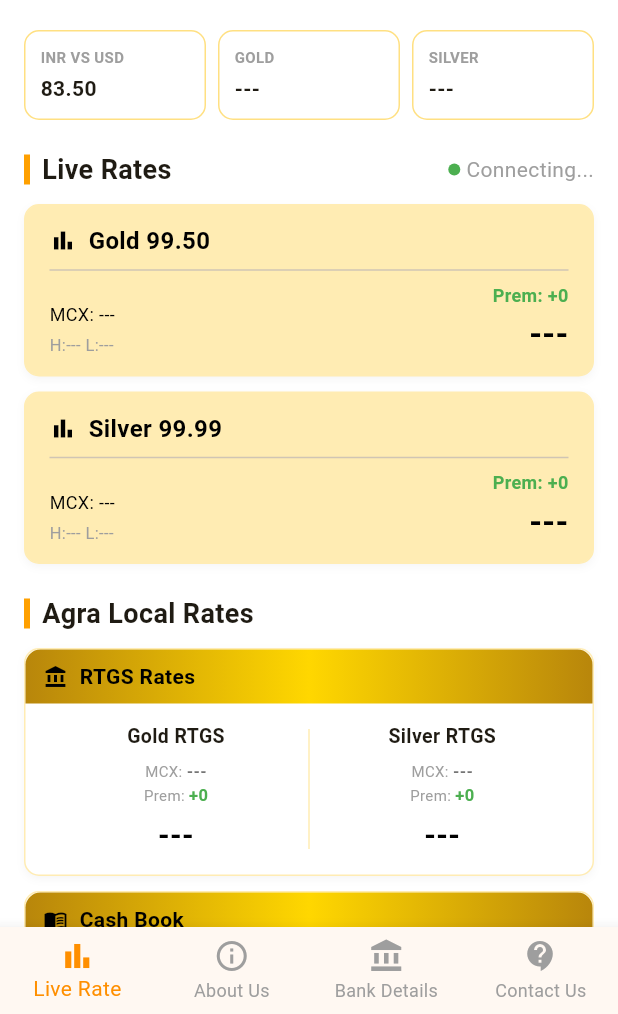
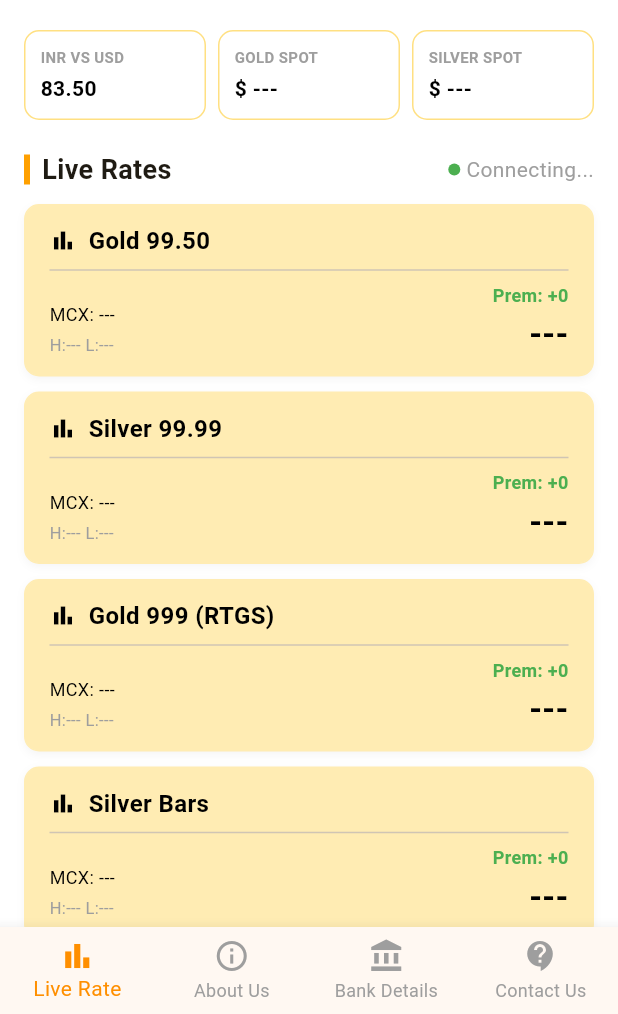
Before and after one commit to ad4545a/S.D-jewels-Gold-Price, a Flutter app: the screen it shows after launch, on a phone screen of 412 x 824 dp, the part 222-1236 px from its top. Run offline on Flutter 3.47's test engine with Material 3 defaults, Android fonts, the phone set to English and light mode, and no system bars; our stand-ins replace firebase_core, firebase_crashlytics, firebase_database, firebase_messaging; accounts and stored records are empty.

Commit message:
update related to the ui of home screen

```diff
--- a/lib/main.dart
+++ b/lib/main.dart
@@ -2,6 +2,8 @@ import 'package:flutter/material.dart';
 import 'package:firebase_core/firebase_core.dart';
 import 'package:firebase_crashlytics/firebase_crashlytics.dart';
 import 'package:flutter/foundation.dart';
+import 'package:flutter/services.dart';
+import 'dart:async';
 import 'screens/splash_screen.dart';
 import 'screens/error_screen.dart';
 import 'firebase_options.dart';
@@ -35,7 +37,6 @@ void main() async {
 
 
 
-
   // 3. Custom Error Widget (Replace Red Screen)
   ErrorWidget.builder = (FlutterErrorDetails details) {
     // Determine if we should show the custom screen or default (in debug)
@@ -49,8 +50,48 @@ void main() async {
   runApp(const MyApp());
 }
 
-class MyApp extends StatelessWidget {
+class MyApp extends StatefulWidget {
   const MyApp({super.key});
+
+  @override
+  State<MyApp> createState() => _MyAppState();
+}
+
+class _MyAppState extends State<MyApp> with WidgetsBindingObserver {
+  Timer? _backgroundTimer;
+  static const _backgroundTimeout = Duration(seconds: 30); // Changed to 30 seconds for testing
+
+  @override
+  void initState() {
+    super.initState();
+    WidgetsBinding.instance.addObserver(this);
+  }
+
+  @override
+  void dispose() {
+    WidgetsBinding.instance.removeObserver(this);
+    _backgroundTimer?.cancel();
+    super.dispose();
+  }
+
+  @override
+  void didChangeAppLifecycleState(AppLifecycleState state) {
+    super.didChangeAppLifecycleState(state);
+
+    if (state == AppLifecycleState.paused || state == AppLifecycleState.inactive) {
+      // App went to background - start timer
+      _backgroundTimer?.cancel();
+      _backgroundTimer = Timer(_backgroundTimeout, () {
+        // Close the app after 5 minutes
+        debugPrint("App has been in background for 5 minutes. Closing...");
+        SystemNavigator.pop(); // Close app on Android
+      });
+    } else if (state == AppLifecycleState.resumed) {
+      // App came back to foreground - cancel timer
+      _backgroundTimer?.cancel();
+      debugPrint("App resumed, background timer cancelled");
+    }
+  }
 
   @override
   Widget build(BuildContext context) {
--- a/lib/screens/home_screen.dart
+++ b/lib/screens/home_screen.dart
@@ -7,6 +7,7 @@ import 'contact_screen.dart';
 import 'contact_screen.dart';
 import 'package:url_launcher/url_launcher.dart';
 import 'marquee_widget.dart';
+import 'dart:async';
 
 class HomeScreen extends StatefulWidget {
   const HomeScreen({super.key});
@@ -24,6 +25,9 @@ class _HomeScreenState extends State<HomeScreen> {
   Map<String, dynamic> _goldData = {};
   Map<String, dynamic> _silverData = {};
   Map<String, dynamic> _usdData = {};
+
+  Map<String, Color> _priceColors = {}; // Store colors for price changes
+  final Map<String, Timer> _colorTimers = {}; // timers for resetting colors
   String _tickerText = "Welcome to S.D. Jewels"; // Default Text
 
   int _selectedIndex = 0;
@@ -32,6 +36,14 @@ class _HomeScreenState extends State<HomeScreen> {
   void initState() {
     super.initState();
     _activateListeners();
+  }
+
+  @override
+  void dispose() {
+    for (var timer in _colorTimers.values) {
+      timer.cancel();
+    }
+    super.dispose();
   }
 
   @override
@@ -49,11 +61,34 @@ class _HomeScreenState extends State<HomeScreen> {
     _database.child('live_rates').onValue.listen((event) {
       final data = event.snapshot.value as Map?;
       if (data != null) {
+        final newGold = Map<String, dynamic>.from(data['gold'] ?? {});
+        final newSilver = Map<String, dynamic>.from(data['silver'] ?? {});
+        final newUsd = Map<String, dynamic>.from(data['usdinr'] ?? {});
+
         setState(() {
           _status = data['status'] ?? "Live";
-          _goldData = Map<String, dynamic>.from(data['gold'] ?? {});
-          _silverData = Map<String, dynamic>.from(data['silver'] ?? {});
-          _usdData = Map<String, dynamic>.from(data['usdinr'] ?? {});
+
+
+
+          // Let's do it simpler without inline function to avoid closure confusion with map keys
+          // Gold Checks
+          _checkColor('gold_mcx_price', newGold['mcx_price'], _goldData['mcx_price']);
+          _checkColor('gold_spot_price', newGold['spot_price'], _goldData['spot_price']);
+          _checkColor('gold_rate_999', newGold['rate_999'], _goldData['rate_999']);
+          _checkColor('gold_rate_9950', newGold['rate_9950'], _goldData['rate_9950']);
+
+          // Silver Checks
+          _checkColor('silver_spot_price', newSilver['spot_price'], _silverData['spot_price']);
+          _checkColor('silver_mcx_price', newSilver['mcx_price'], _silverData['mcx_price']);
+          _checkColor('silver_rate_9999', newSilver['rate_9999'], _silverData['rate_9999']);
+          _checkColor('silver_rate_bars', newSilver['rate_bars'], _silverData['rate_bars']);
+
+          // USD
+          _checkColor('usd_price', newUsd['price'], _usdData['price']);
+
+          _goldData = newGold;
+          _silverData = newSilver;
+          _usdData = newUsd;
         });
       }
     });
@@ -71,6 +106,35 @@ class _HomeScreenState extends State<HomeScreen> {
         });
       }
     });
+
+  }
+
+  void _checkColor(String key, dynamic newVal, dynamic oldVal) {
+      if (newVal == null || oldVal == null) return;
+      num n = newVal is num ? newVal : num.tryParse(newVal.toString()) ?? 0;
+      num o = oldVal is num ? oldVal : num.tryParse(oldVal.toString()) ?? 0;
+
+      if (o == 0) return; // Ignore initial 0 state
+
+      if (n == o) return; // No change
+
+      // Cancel existing timer
+      _colorTimers[key]?.cancel();
+
+      if (n > o) {
+         _priceColors[key] = Colors.green;
+      } else if (n < o) {
+         _priceColors[key] = Colors.red;
+      }
+
+      // Set Timer to revert
+      _colorTimers[key] = Timer(const Duration(milliseconds: 500), () {
+        if (mounted) {
+          setState(() {
+            _priceColors.remove(key); // Remove color to revert to default
+          });
+        }
+      });
   }
 
   String _fmt(dynamic price) {
@@ -138,7 +202,7 @@ class _HomeScreenState extends State<HomeScreen> {
                     const Icon(Icons.diamond_outlined, size: 50, color: Colors.white),
                     const SizedBox(height: 10),
                     const Text("S.D. JEWELS", style: TextStyle(color: Colors.white, fontSize: 24, fontWeight: FontWeight.bold)),
-                    const Text("Agra's Trusted Bullion Dealer", style: TextStyle(color: Colors.white70)),
+                    const Text("Agra's Trusted  Dealer", style: TextStyle(color: Colors.white70)),
                   ],
                 ),
               ),
@@ -260,11 +324,11 @@ class _HomeScreenState extends State<HomeScreen> {
             // Top Cards (INR/USD, Gold, Silver)
             Row(
               children: [
-                Expanded(child: _buildTopCard("INR VS USD", "${_usdData['price']?.toStringAsFixed(2) ?? '83.50'}", "MCX", Colors.amber)),
+                Expanded(child: _buildTopCard("INR VS USD", "${_usdData['price']?.toStringAsFixed(2) ?? '83.50'}", "MCX", _priceColors['usd_price'] ?? Colors.amber)),
                 const SizedBox(width: 8),
-                Expanded(child: _buildTopCard("GOLD", _fmt(_goldData['mcx_price']), "MCX", Colors.black)),
+                Expanded(child: _buildTopCard("GOLD SPOT", "\$ ${_goldData['spot_price'] ?? '---'}", "INTL", _priceColors['gold_spot_price'] ?? Colors.black)),
                 const SizedBox(width: 8),
-                Expanded(child: _buildTopCard("SILVER", _fmt(_silverData['mcx_price']), "MCX", Colors.black)),
+                Expanded(child: _buildTopCard("SILVER SPOT", "\$ ${_silverData['spot_price'] ?? '---'}", "INTL", _priceColors['silver_spot_price'] ?? Colors.black)),
               ],
             ),
             const SizedBox(height: 20),
@@ -282,6 +346,7 @@ class _HomeScreenState extends State<HomeScreen> {
               icon: Icons.bar_chart,
               prem: (_goldData['rate_9950'] ?? 0) - (_goldData['mcx_price'] ?? 0),
               high: _fmt(_goldData['high']), low: _fmt(_goldData['low']),
+              valueColor: _priceColors['gold_rate_9950']
             ),
             const SizedBox(height: 10),
 
@@ -292,8 +357,35 @@ class _HomeScreenState extends State<HomeScreen> {
               value: _fmt(_silverData['rate_9999']),
               bg: const Color(0xFFFFECB3), iconColor: Colors.black,
               icon: Icons.bar_chart,
-              prem: (_silverData['rate_9999'] ?? 0) - (_silverData['mcx_price'] ?? 0),
+               prem: (_silverData['rate_9999'] ?? 0) - (_silverData['mcx_price'] ?? 0),
+                high: _fmt(_silverData['high']), low: _fmt(_silverData['low']),
+               valueColor: _priceColors['silver_rate_9999']
+            ),
+            const SizedBox(height: 10),
+
+            // Gold 999 (RTGS)
+            _buildSingleRateCard(
+              "Gold 999 (RTGS)",
+              mcx: _fmt(_goldData['mcx_price']),
+              value: _fmt(_goldData['rate_999']),
+              bg: const Color(0xFFFFECB3), iconColor: Colors.black,
+              icon: Icons.bar_chart,
+              prem: (_goldData['rate_999'] ?? 0) - (_goldData['mcx_price'] ?? 0),
+              high: _fmt(_goldData['high']), low: _fmt(_goldData['low']),
+              valueColor: _priceColors['gold_rate_999']
+            ),
+            const SizedBox(height: 10),
+
+            // Silver Bars
+            _buildSingleRateCard(
+              "Silver Bars",
+              mcx: _fmt(_silverData['mcx_price']),
+              value: _fmt(_silverData['rate_bars']),
+              bg: const Color(0xFFFFECB3), iconColor: Colors.black,
+              icon: Icons.bar_chart,
+              prem: (_silverData['rate_bars'] ?? 0) - (_silverData['mcx_price'] ?? 0),
               high: _fmt(_silverData['high']), low: _fmt(_silverData['low']),
+              valueColor: _priceColors['silver_rate_bars']
             ),
             const SizedBox(height: 20),
 
@@ -313,22 +405,10 @@ class _HomeScreenState extends State<HomeScreen> {
               bg: Colors.white, iconColor: Colors.black,
               goldPrem: (_goldData['rate_999'] ?? 0) - (_goldData['mcx_price'] ?? 0),
               silverPrem: (_silverData['rate_9999'] ?? 0) - (_silverData['mcx_price'] ?? 0),
+              goldColor: _priceColors['gold_rate_999'],
+              silverColor: _priceColors['silver_rate_9999'],
             ),
-            const SizedBox(height: 10),
 
-            // Cash Book (Combined)
-            _buildRateCard(
-              "Cash Book",
-              "Gold Cash",
-              mcx1: _fmt(_goldData['mcx_price']),
-              val1: _fmt(_goldData['rate_9950']),
-              l2: "Silver Cash",
-              mcx2: _fmt(_silverData['mcx_price']),
-              val2: _fmt(_silverData['rate_bars']),
-              bg: Colors.white, iconColor: Colors.black, isCash: true,
-              goldPrem: (_goldData['rate_9950'] ?? 0) - (_goldData['mcx_price'] ?? 0),
-              silverPrem: (_silverData['rate_bars'] ?? 0) - (_silverData['mcx_price'] ?? 0),
-            ),
           ],
         ),
       );
@@ -347,7 +427,7 @@ class _HomeScreenState extends State<HomeScreen> {
         children: [
           Text(title, style: const TextStyle(fontSize: 10, fontWeight: FontWeight.bold, color: Colors.grey)),
           const SizedBox(height: 4),
-          Text(value, style: const TextStyle(fontSize: 14, fontWeight: FontWeight.bold)),
+          Text(value, style: TextStyle(fontSize: 14, fontWeight: FontWeight.bold, color: color == Colors.amber ? Colors.black : color)), // Exception for USD label color
         ],
       ),
     );
@@ -378,7 +458,7 @@ class _HomeScreenState extends State<HomeScreen> {
 
   // Single Card (For Live Rates)
   Widget _buildSingleRateCard(String title, {String? mcx, required String value, required Color bg, required Color iconColor, required IconData icon,
-    num? prem, String? high, String? low, bool isCash = false
+    num? prem, String? high, String? low, bool isCash = false, Color? valueColor
   }) {
     String premText = "-";
     Color premColor = Colors.grey;
@@ -428,7 +508,7 @@ class _HomeScreenState extends State<HomeScreen> {
                 children: [
                   Text("Prem: $premText", style: TextStyle(fontSize: 12, fontWeight: FontWeight.bold, color: premColor)),
                   const SizedBox(height: 2),
-                  Text(value, style: TextStyle(fontSize: 22, fontWeight: FontWeight.bold, color: iconColor)),
+                  Text(value, style: TextStyle(fontSize: 22, fontWeight: FontWeight.bold, color: valueColor ?? iconColor)),
                 ],
               )
             ],
@@ -444,6 +524,7 @@ class _HomeScreenState extends State<HomeScreen> {
     num? goldPrem, num? silverPrem,
     String? goldHigh, String? goldLow,
     String? silverHigh, String? silverLow,
+    Color? goldColor, Color? silverColor,
   }) {
     return Container(
       decoration: BoxDecoration(
@@ -478,9 +559,9 @@ class _HomeScreenState extends State<HomeScreen> {
             padding: const EdgeInsets.all(12),
             child: Row(
               children: [
-                Expanded(child: _buildDetailedItem(l1, mcx1, val1, iconColor, prem: goldPrem, high: goldHigh, low: goldLow)),
+                Expanded(child: _buildDetailedItem(l1, mcx1, val1, iconColor, prem: goldPrem, high: goldHigh, low: goldLow, valueColor: goldColor)),
                 Container(width: 1, height: 80, color: Colors.amber.shade100),
-                Expanded(child: _buildDetailedItem(l2 ?? "", mcx2, val2, iconColor, prem: silverPrem, high: silverHigh, low: silverLow)),
+                Expanded(child: _buildDetailedItem(l2 ?? "", mcx2, val2, iconColor, prem: silverPrem, high: silverHigh, low: silverLow, valueColor: silverColor)),
               ],
             ),
           )
@@ -489,7 +570,7 @@ class _HomeScreenState extends State<HomeScreen> {
     );
   }
 
-  Widget _buildDetailedItem(String label, String? mcx, String value, Color color, {num? prem, String? high, String? low}) {
+  Widget _buildDetailedItem(String label, String? mcx, String value, Color color, {num? prem, String? high, String? low, Color? valueColor}) {
     String premText = "-";
     Color premColor = Colors.grey;
 
@@ -519,7 +600,7 @@ class _HomeScreenState extends State<HomeScreen> {
            ],
         ),
         const SizedBox(height: 4),
-        Text(value, style: TextStyle(fontSize: 20, fontWeight: FontWeight.bold, color: color)),
+        Text(value, style: TextStyle(fontSize: 20, fontWeight: FontWeight.bold, color: valueColor ?? color)),
         if (high != null && low != null)
            Padding(
              padding: const EdgeInsets.only(top: 4.0),
```
